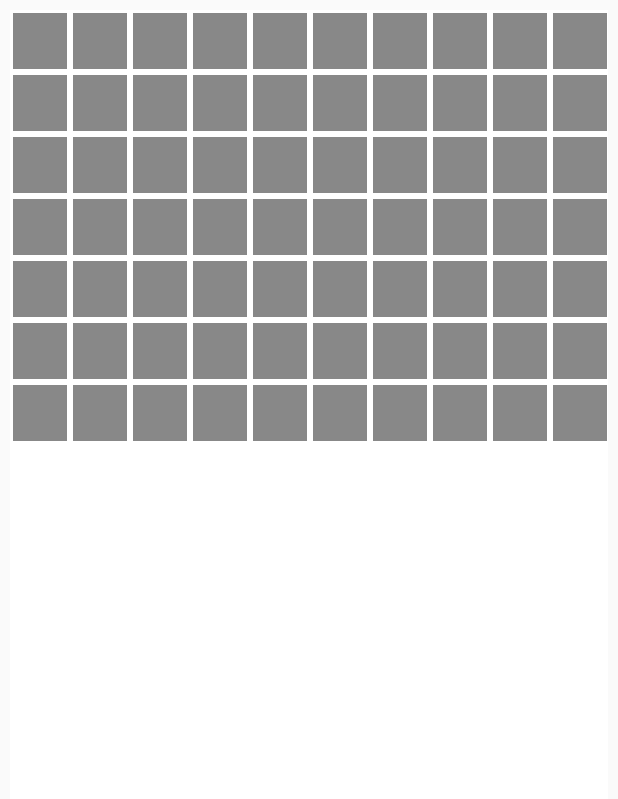
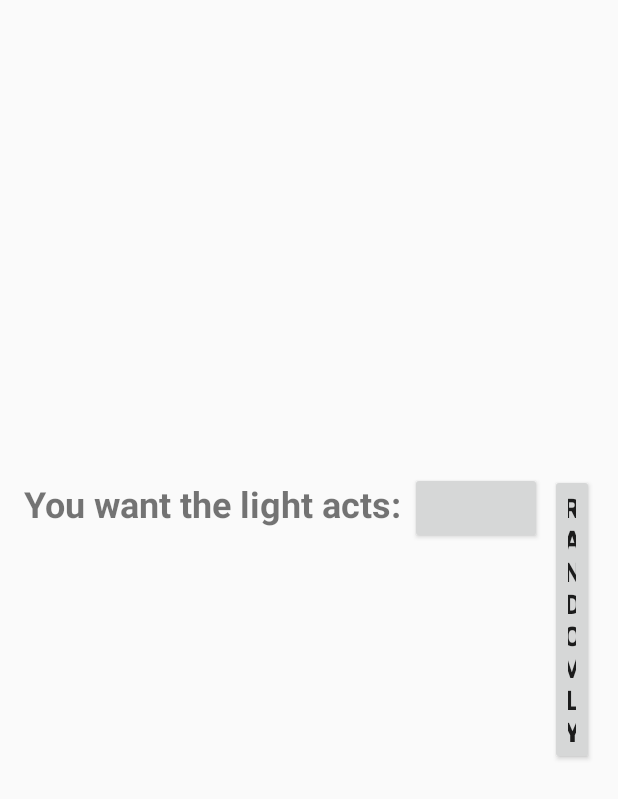
Before and after one commit to zhuoliny/BigTabTablecloth, an Android app: the screen it shows after launch (SquareClick before the commit, Sequence after it), after a tap on "SQUARECLICK", on a phone screen of 412 x 824 dp. Shown: the top 799 px of the screen. Run offline under Robolectric (Android 15) with nearby library versions, the phone set to English and light mode, and no system bars.

Commit message:
Update004 Re-arrange the activities (not done yet)

```diff
--- a/app/src/main/AndroidManifest.xml
+++ b/app/src/main/AndroidManifest.xml
@@ -17,6 +17,7 @@
         </activity>
         <activity android:name=".SquareClick" />
         <activity android:name=".CircleClick" />
+        <activity android:name=".Sequence"></activity>
     </application>
 
 </manifest>
--- a/app/src/main/java/com/example/zhuoliny/bigtabtablecloth/MainActivity.java
+++ b/app/src/main/java/com/example/zhuoliny/bigtabtablecloth/MainActivity.java
@@ -18,7 +18,7 @@
         square.setOnClickListener(new View.OnClickListener() {
             @Override
             public void onClick(View v) {
-                Intent intentS = new Intent(getApplicationContext(), SquareClick.class);
+                Intent intentS = new Intent(getApplicationContext(), Sequence.class);
                 startActivity(intentS);
             }
         });
@@ -27,7 +27,7 @@
         circle.setOnClickListener(new View.OnClickListener() {
             @Override
             public void onClick(View v) {
-                Intent intentC = new Intent(getApplicationContext(), CircleClick.class);
+                Intent intentC = new Intent(getApplicationContext(), Sequence.class);
                 startActivity(intentC);
             }
         });
--- /dev/null
+++ b/app/src/main/java/com/example/zhuoliny/bigtabtablecloth/Sequence.java
@@ -0,0 +1,14 @@
+package com.example.zhuoliny.bigtabtablecloth;
+
+import android.app.Activity;
+import android.support.v7.app.AppCompatActivity;
+import android.os.Bundle;
+
+public class Sequence extends Activity {
+
+    @Override
+    protected void onCreate(Bundle savedInstanceState) {
+        super.onCreate(savedInstanceState);
+        setContentView(R.layout.activity_sequence);
+    }
+}
--- /dev/null
+++ b/app/src/main/res/layout/activity_sequence.xml
@@ -0,0 +1,48 @@
+<?xml version="1.0" encoding="utf-8"?>
+<RelativeLayout xmlns:android="http://schemas.android.com/apk/res/android"
+    xmlns:tools="http://schemas.android.com/tools"
+    android:id="@+id/activity_sequence"
+    android:layout_width="match_parent"
+    android:layout_height="match_parent"
+    android:paddingBottom="@dimen/activity_vertical_margin"
+    android:paddingLeft="@dimen/activity_horizontal_margin"
+    android:paddingRight="@dimen/activity_horizontal_margin"
+    android:paddingTop="@dimen/activity_vertical_margin"
+    android:orientation="horizontal"
+    tools:context="com.example.zhuoliny.bigtabtablecloth.Sequence">
+
+    <LinearLayout
+        android:layout_width="wrap_content"
+        android:layout_height="wrap_content"
+        android:orientation="horizontal"
+        android:layout_centerInParent="true"
+        android:id="@+id/buttons">
+
+        <TextView
+            android:layout_width="wrap_content"
+            android:layout_height="wrap_content"
+            android:textSize="24sp"
+            android:textStyle="bold"
+            android:text="You want the light acts: "/>
+
+        <Button
+            android:layout_width="wrap_content"
+            android:layout_height="wrap_content"
+            android:id="@+id/sequential"
+            tools:text="Sequentially"
+            android:textSize="18sp"
+            android:textStyle="normal|bold"
+            android:layout_marginRight="5dp"
+            android:textAlignment="center" />
+
+        <Button
+            android:layout_width="wrap_content"
+            android:layout_height="wrap_content"
+            android:id="@+id/random"
+            android:text="Randomly"
+            android:textSize="18sp"
+            android:textStyle="normal|bold"
+            android:textAlignment="center" />
+    </LinearLayout>
+
+</RelativeLayout>
--- a/app/src/main/res/layout/activity_square_click.xml
+++ b/app/src/main/res/layout/activity_square_click.xml
@@ -7,6 +7,7 @@
     android:orientation="horizontal"
     android:layout_centerHorizontal="true"
     android:layout_centerVertical="true"
+    android:layout_centerInParent="true"
     tools:context="com.example.zhuoliny.bigtabtablecloth.SquareClick">
 
     <GridLayout
@@ -14,7 +15,9 @@
         android:layout_height="match_parent"
         android:layout_centerVertical="true"
         android:layout_centerHorizontal="true"
-        android:layout_margin="10px"
+        android:layout_centerInParent="true"
+        android:layout_margin="3dp"
         android:id="@+id/board">
     </GridLayout>
+
 </RelativeLayout>
```
Also changed, not shown: app/src/main/java/com/example/zhuoliny/bigtabtablecloth/SquareClick.java (+36 -11 lines), app/src/main/res/layout/activity_main.xml (+16 -14 lines).
